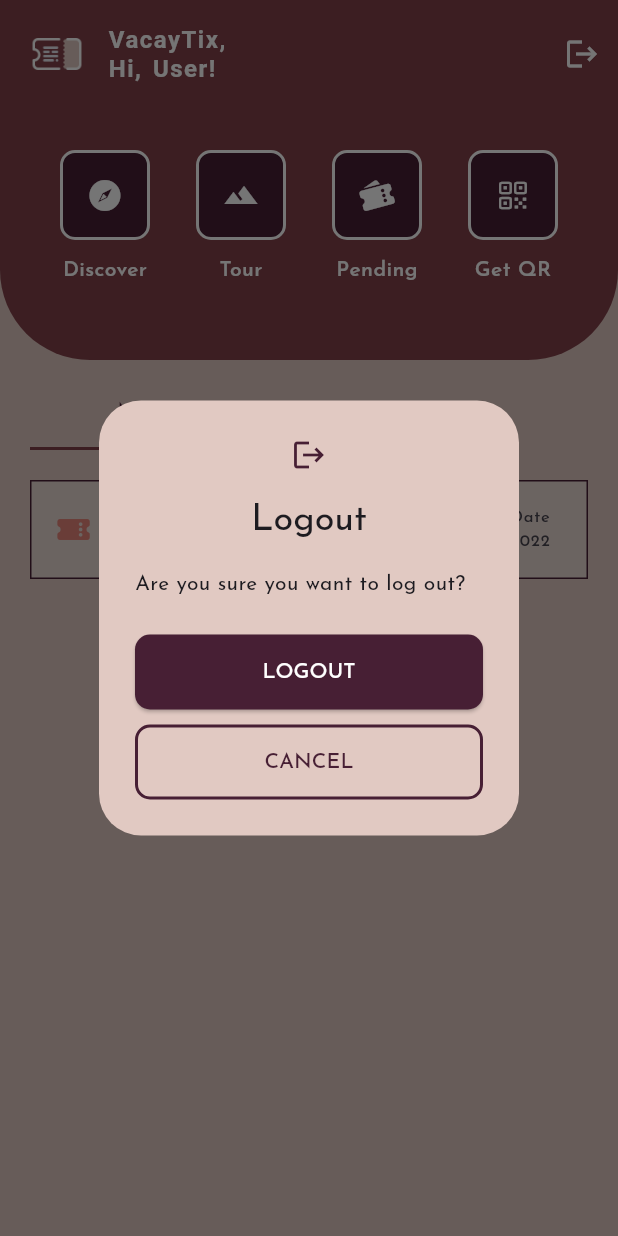
After one commit to memoowi/vacay-tix-app, a Flutter app: the HomeScreen screen opened by its route, after a tap on the "logout" icon, on a phone screen of 412 x 824 dp. The commit adds this screen. Run offline on Flutter 3.47's test engine with Material 3 defaults, Android fonts, the phone set to English and light mode, and no system bars; our stand-ins replace bloc, carousel_slider, dio, flutter_bloc, qr_flutter, shared_preferences; missing offline and left inert: animated_snack_bar; accounts and stored records are empty.

Commit message:
feat: login and logout state management

```diff
--- a/lib/bloc/auth_event.dart
+++ b/lib/bloc/auth_event.dart
@@ -10,7 +10,8 @@ class SetInitialAuthEvent extends AuthEvent {}
 class LoginEvent extends AuthEvent {
   final String username;
   final String password;
-  LoginEvent({required this.username, required this.password});
+  final BuildContext context;
+  LoginEvent({required this.username, required this.password, required this.context});
 }
 
 class RegisterEvent extends AuthEvent {
@@ -26,4 +27,8 @@ class RegisterEvent extends AuthEvent {
       required this.password});
 }
 
-class LogoutEvent extends AuthEvent {}
+class LogoutEvent extends AuthEvent {
+  final BuildContext context;
+
+  LogoutEvent({required this.context});
+}
--- a/lib/bloc/auth_state.dart
+++ b/lib/bloc/auth_state.dart
@@ -3,19 +3,15 @@ part of 'auth_bloc.dart';
 @immutable
 sealed class AuthState {}
 
-final class AuthInitial extends AuthState {}
+final class AuthInitialState extends AuthState {}
 
-class AuthLoading extends AuthState {}
+class AuthLoadingState extends AuthState {}
 
-class AuthSuccess extends AuthState {
+class AuthenticatedState extends AuthState {
   final String token;
   final UserModel user;
 
-  AuthSuccess(this.token, this.user);
+  AuthenticatedState(this.token, this.user);
 }
 
-class AuthError extends AuthState {
-  final String message;
-
-  AuthError(this.message);
-}
+class UnauthenticatedState extends AuthState {}
--- a/lib/main.dart
+++ b/lib/main.dart
@@ -18,7 +18,9 @@ void main() {
     MultiBlocProvider(
       providers: [
         BlocProvider(
-            create: (context) => AuthBloc()..add(SetInitialAuthEvent())),
+          create: (context) =>
+              AuthBloc()..add(SetInitialAuthEvent()),
+        ),
       ],
       child: const MyApp(),
     ),
@@ -62,7 +64,7 @@ class MyApp extends StatelessWidget {
       },
       home: BlocBuilder<AuthBloc, AuthState>(
         builder: (context, state) {
-          if (state is AuthSuccess) {
+          if (state is AuthenticatedState) {
             return HomeScreen();
           } else {
             return LoginScreen();
--- a/lib/screen/auth/login_screen.dart
+++ b/lib/screen/auth/login_screen.dart
@@ -56,7 +56,8 @@ class _LoginScreenState extends State<LoginScreen> {
       context.read<AuthBloc>().add(
             LoginEvent(
                 username: usernameController.text,
-                password: passwordController.text),
+                password: passwordController.text,
+                context: context),
           );
     }
     // Navigator.pushNamedAndRemoveUntil(context, '/home', (route) => false);
--- a/lib/screen/home_screen.dart
+++ b/lib/screen/home_screen.dart
@@ -1,9 +1,8 @@
 import 'package:flutter/material.dart';
-import 'package:flutter_bloc/flutter_bloc.dart';
-import 'package:vacay_tix/bloc/auth_bloc.dart';
 import 'package:vacay_tix/screen/home_pages/history_page.dart';
 import 'package:vacay_tix/screen/home_pages/my_ticket_page.dart';
 import 'package:vacay_tix/screen/home_pages/todo_section.dart';
+import 'package:vacay_tix/widgets/custom_alert_logout.dart';
 import 'package:vacay_tix/widgets/home_list_button.dart';
 
 class HomeScreen extends StatefulWidget {
@@ -41,7 +40,12 @@ class _HomeScreenState extends State<HomeScreen> {
         actions: [
           IconButton(
             onPressed: () {
-              context.read<AuthBloc>().add(LogoutEvent());
+              showDialog(
+                context: context,
+                builder: (builder) {
+                  return CustomAlertLogout();
+                },
+              );
               // Navigator.pushNamedAndRemoveUntil(
               //     context, '/login', (route) => false);
             },
--- /dev/null
+++ b/lib/utils/custom_snack_bar.dart
@@ -0,0 +1,39 @@
+import 'package:animated_snack_bar/animated_snack_bar.dart';
+import 'package:flutter/material.dart';
+
+enum Type {
+  success,
+  error,
+  info,
+  warning,
+}
+
+extension on Type {
+  AnimatedSnackBarType get value {
+    switch (this) {
+      case Type.success:
+        return AnimatedSnackBarType.success;
+      case Type.error:
+        return AnimatedSnackBarType.error;
+      case Type.info:
+        return AnimatedSnackBarType.info;
+      case Type.warning:
+        return AnimatedSnackBarType.warning;
+    }
+  }
+}
+
+class CustomSnackBar {
+  static void show({
+    required String message,
+    required Type type,
+    required BuildContext context,
+  }) {
+    return AnimatedSnackBar.material(
+      message,
+      type: type.value,
+      duration: const Duration(seconds: 4),
+      borderRadius: BorderRadius.circular(10),
+    ).show(context);
+  }
+}
--- /dev/null
+++ b/lib/widgets/custom_alert_logout.dart
@@ -0,0 +1,50 @@
+import 'package:flutter/material.dart';
+import 'package:flutter_bloc/flutter_bloc.dart';
+import 'package:vacay_tix/bloc/auth_bloc.dart';
+import 'package:vacay_tix/utils/custom_colors.dart';
+import 'package:vacay_tix/widgets/custom_filled_button.dart';
+import 'package:vacay_tix/widgets/custom_outline_button.dart';
+
+class CustomAlertLogout extends StatelessWidget {
+  const CustomAlertLogout({
+    super.key,
+  });
+
+  @override
+  Widget build(BuildContext context) {
+    return BlocListener<AuthBloc, AuthState>(
+      listener: (context, state) {
+        if (state is! AuthenticatedState) {
+          Navigator.pop(context);
+        }
+      },
+      child: AlertDialog(
+        icon: Icon(Icons.logout),
+        iconColor: CustomColors.mulberry,
+        title: Text('Logout'),
+        content: Text('Are you sure you want to log out?'),
+        backgroundColor: CustomColors.eggshell,
+        actionsOverflowDirection: VerticalDirection.up,
+        actionsOverflowButtonSpacing: 10,
+        actions: [
+          CustomOutlineButton(
+            label: 'Cancel',
+            onPressed: () {
+              Navigator.pop(context);
+            },
+          ),
+          CustomFilledButton(
+            label: 'Logout',
+            onPressed: () {
+              context.read<AuthBloc>().add(
+                    LogoutEvent(
+                      context: context,
+                    ),
+                  );
+            },
+          ),
+        ],
+      ),
+    );
+  }
+}
```
Also changed, not shown: lib/bloc/auth_bloc.dart (+49 -25 lines).
